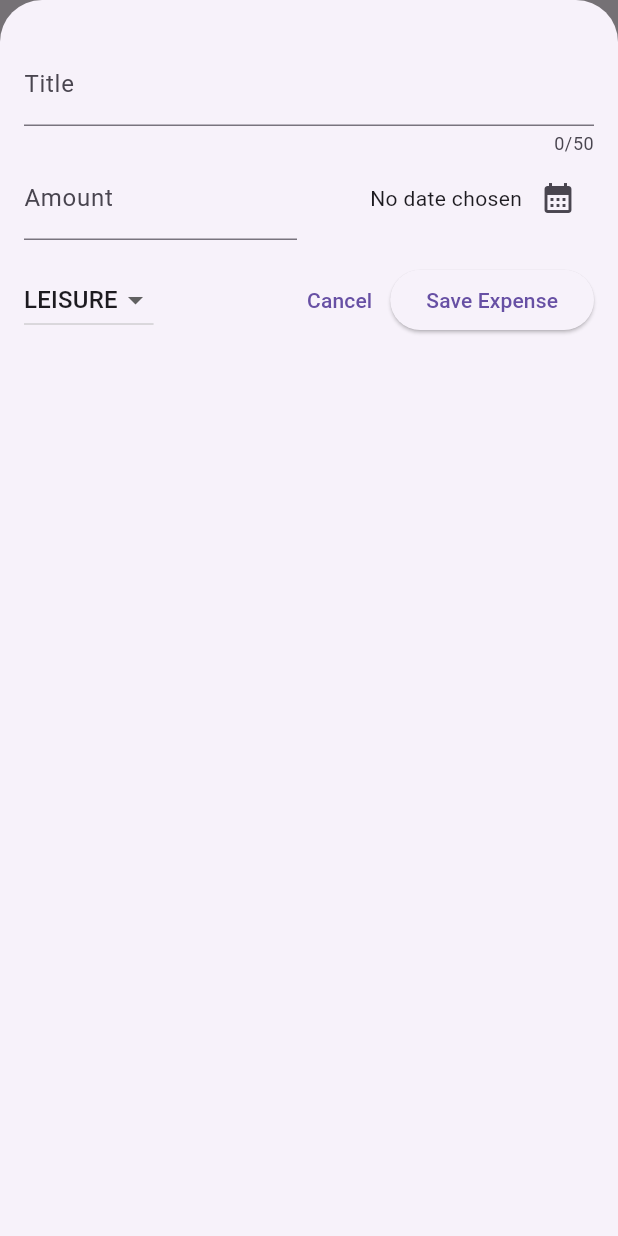
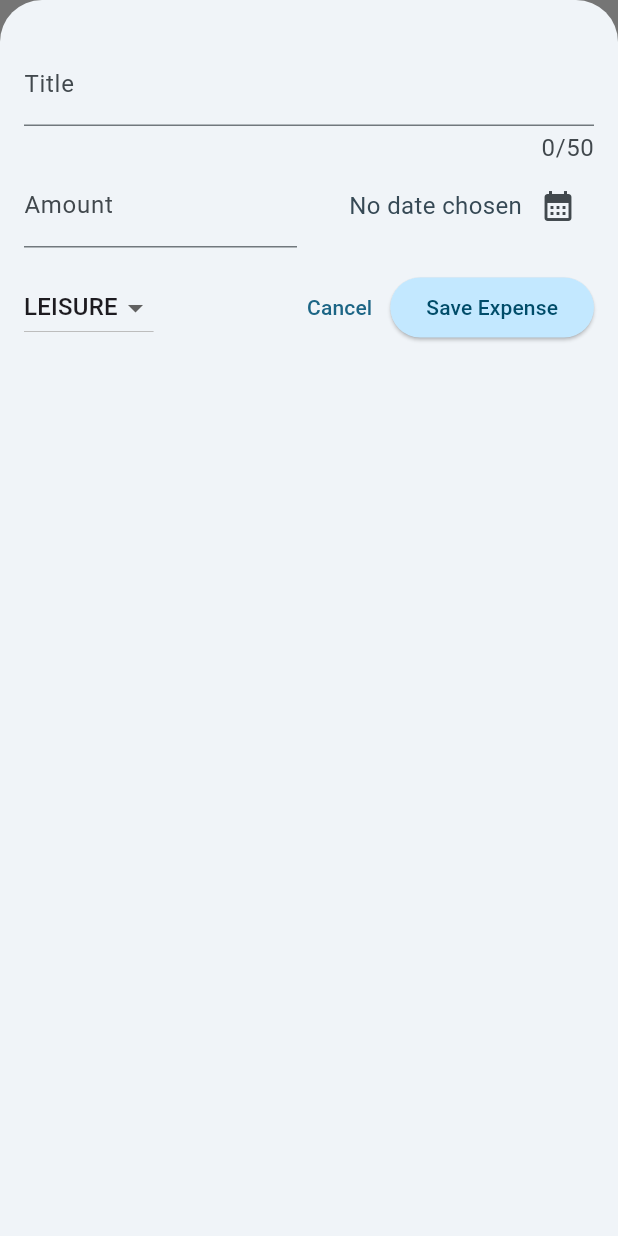
Before and after one commit to rakhisyudha/expense_tracker, a Flutter app: the screen it shows after launch, after a tap on the "add" icon, on a phone screen of 412 x 824 dp. Run offline on Flutter 3.47's test engine with Material 3 defaults, Android fonts, the phone set to English and light mode, and no system bars.

Commit message:
update theme

```diff
--- a/lib/main.dart
+++ b/lib/main.dart
@@ -1,6 +1,45 @@
 import 'package:expense_tracker/widgets/expenses.dart';
 import 'package:flutter/material.dart';
 
+var kColorScheme = ColorScheme.fromSeed(
+  seedColor: const Color.fromARGB(255, 64, 196, 255),
+);
+
 void main() {
-  runApp(const MaterialApp(home: Expenses()));
+  runApp(
+    MaterialApp(
+      theme: ThemeData().copyWith(
+        colorScheme: kColorScheme,
+        appBarTheme: AppBarTheme(
+          backgroundColor: kColorScheme.onPrimaryContainer,
+        ),
+        cardTheme: CardThemeData().copyWith(
+          color: kColorScheme.secondaryContainer,
+          margin: const EdgeInsets.symmetric(horizontal: 16, vertical: 8),
+        ),
+        elevatedButtonTheme: ElevatedButtonThemeData(
+          style: ElevatedButton.styleFrom(
+            backgroundColor: kColorScheme.primaryContainer,
+            foregroundColor: kColorScheme.onPrimaryContainer,
+          ),
+        ),
+        textTheme: ThemeData().textTheme.copyWith(
+          titleLarge: TextStyle(
+            fontWeight: FontWeight.bold,
+            color: kColorScheme.onSecondaryContainer,
+            fontSize: 25,
+          ),
+          bodySmall: TextStyle(
+            color: kColorScheme.onSecondaryContainer,
+            fontSize: 16,
+          ),
+          bodyMedium: TextStyle(
+            color: kColorScheme.onSecondaryContainer,
+            fontSize: 16,
+          ),
+        ),
+      ),
+      home: const Expenses(),
+    ),
+  );
 }
--- a/lib/widgets/expenses.dart
+++ b/lib/widgets/expenses.dart
@@ -79,6 +79,7 @@ class _ExpensesState extends State<Expenses> {
 
     return Scaffold(
       appBar: AppBar(
+        backgroundColor: Colors.white,
         title: Text('Flutter Expense Tracker'),
         actions: [
           IconButton(
@@ -91,7 +92,10 @@ class _ExpensesState extends State<Expenses> {
       ),
       body: Column(
         children: [
-          const Text('The Chart'),
+          Text(
+            'The Chart',
+            style: TextStyle(fontWeight: FontWeight.w600, fontSize: 20),
+          ),
           Expanded(child: mainContent),
         ],
       ),
--- a/lib/widgets/expenses_list/expense_item.dart
+++ b/lib/widgets/expenses_list/expense_item.dart
@@ -12,6 +12,7 @@ class ExpenseItem extends StatelessWidget {
       child: Padding(
         padding: const EdgeInsets.symmetric(horizontal: 20, vertical: 16),
         child: Column(
+          crossAxisAlignment: CrossAxisAlignment.start,
           children: [
             Text(expense.title),
             const SizedBox(height: 4),
--- a/lib/widgets/expenses_list/expenses_list.dart
+++ b/lib/widgets/expenses_list/expenses_list.dart
@@ -17,6 +17,10 @@ class ExpensesList extends StatelessWidget {
     return ListView.builder(
       itemCount: expenses.length,
       itemBuilder: (ctx, index) => Dismissible(
+        background: Container(
+          margin: const EdgeInsets.symmetric(horizontal: 16),
+          color: Theme.of(context).colorScheme.error,
+        ),
         key: ValueKey(expenses[index].id),
         onDismissed: (direction) {
           onRemoveExpense(expenses[index]);
```
Also changed, not shown: 1 other file.
